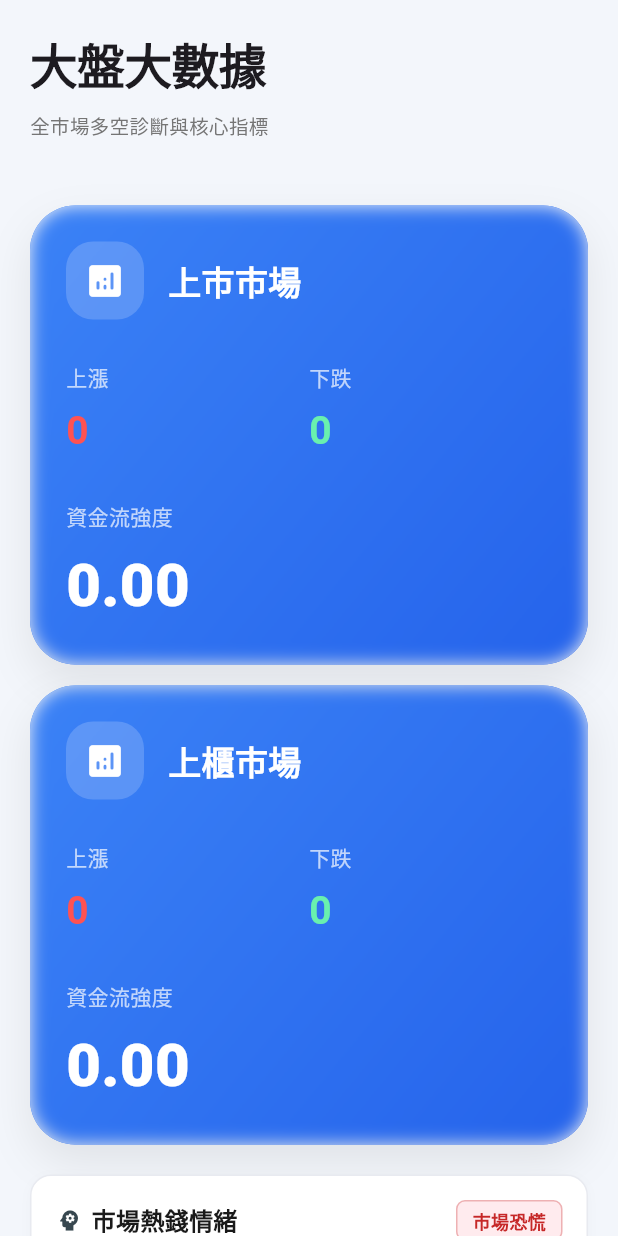
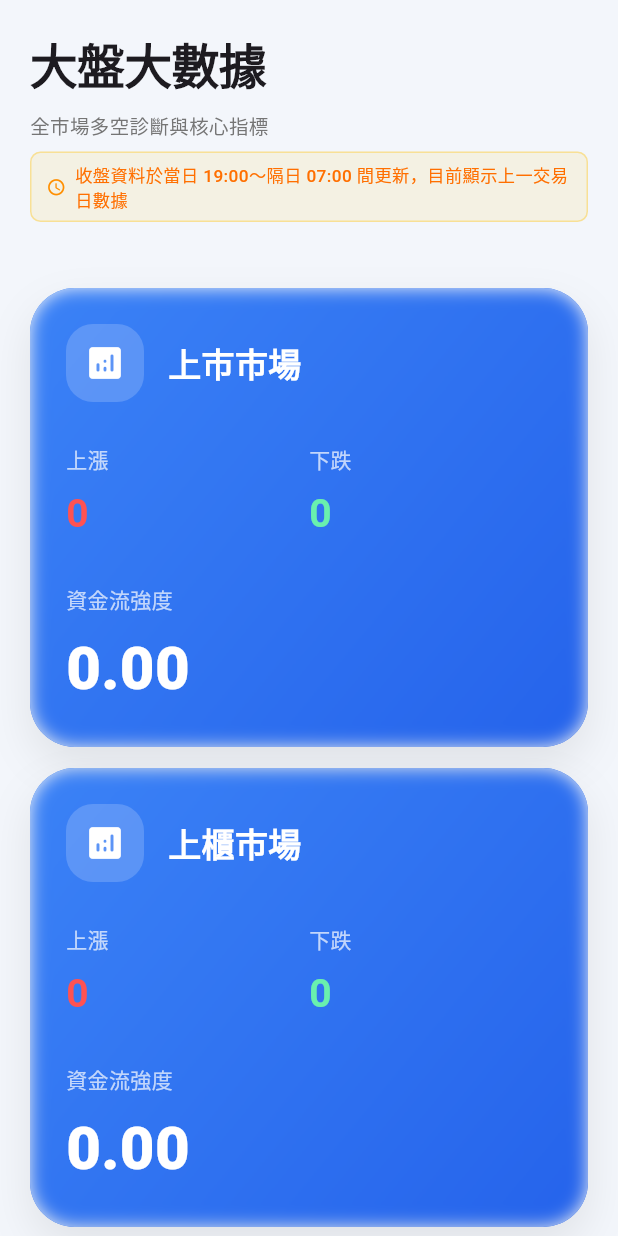
Before and after one commit to AdolphGirL/Tw-Stock-Capital-Flow, a Flutter app: the HomePage screen opened directly with empty values, on a phone screen of 412 x 824 dp. Run offline on Flutter 3.47's test engine with Material 3 defaults, Android fonts, the phone set to English and light mode, and no system bars; drawn by our look-alikes of animated_flip_counter; our stand-ins replace drift, fl_chart, flutter_animate, flutter_local_notifications, google_fonts, shared_preferences; accounts and stored records are empty; generated files the repository leaves out were written again; network calls fail.

```diff
--- a/lib/presentation/pages/home_page.dart
+++ b/lib/presentation/pages/home_page.dart
@@ -221,7 +221,8 @@ class _HomePageState extends State<HomePage> {
 
   Widget _buildHeader() {
     final now = DateTime.now();
-    final isBeforeCutoff = now.hour < 6;
+    // 白天靜默期（07:00–19:00）：與 SyncManager 的雙開口視窗模型一致，此期間確定沒有新收盤資料。
+    final isBeforeCutoff = now.hour >= 7 && now.hour < 19;
 
     return Column(
       crossAxisAlignment: CrossAxisAlignment.start,
@@ -297,7 +298,7 @@ class _HomePageState extends State<HomePage> {
                 const SizedBox(width: 6),
                 Expanded(
                   child: Text(
-                    '收盤資料於隔日 06:00 後更新，目前顯示上一交易日數據',
+                    '收盤資料於當日 19:00～隔日 07:00 間更新，目前顯示上一交易日數據',
                     style: TextStyle(
                       fontSize: 11.5,
                       color: Colors.amber.shade900,
@@ -305,6 +306,21 @@ class _HomePageState extends State<HomePage> {
                     ),
                   ),
                 ),
+                if (widget.onRefresh != null) ...[
+                  const SizedBox(width: 6),
+                  GestureDetector(
+                    onTap: _isRefreshing ? null : _handleRefresh,
+                    child: Text(
+                      _isRefreshing ? '整理中…' : '立即重新整理',
+                      style: TextStyle(
+                        fontSize: 11.5,
+                        color: Colors.amber.shade900,
+                        fontWeight: FontWeight.w700,
+                        decoration: TextDecoration.underline,
+                      ),
+                    ),
+                  ),
+                ],
               ],
             ),
           ),
```
Also changed, not shown: lib/data/managers/sync_manager.dart (+29 -14 lines), lib/main.dart (+24 -2 lines).
